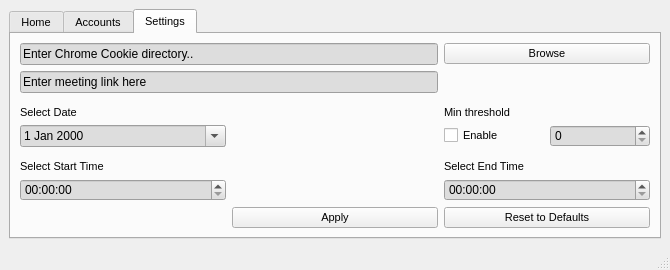
Old version of the form gui.ui in the repository jaysonruz/LazyMeet.
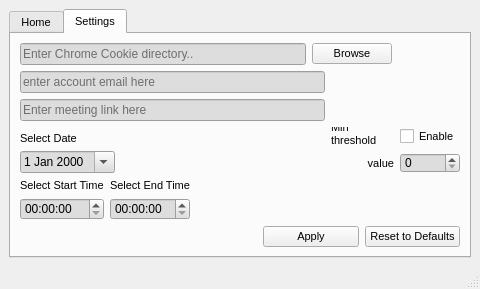
New version of the form. The open tabs and pages were chosen to show the change.

Commit message: completed the feature of switching accounts

The edit to the form file:
```diff
--- a/gui.ui
+++ b/gui.ui
@@ -6,8 +6,8 @@
    <rect>
     <x>0</x>
     <y>0</y>
-    <width>670</width>
-    <height>270</height>
+    <width>480</width>
+    <height>287</height>
    </rect>
   </property>
   <property name="windowTitle">
@@ -17,12 +17,18 @@
    <set>QMainWindow::AllowTabbedDocks|QMainWindow::AnimatedDocks</set>
   </property>
   <widget class="QWidget" name="centralwidget">
-   <layout class="QGridLayout" name="gridLayout_3">
-    <item row="0" column="1">
+   <layout class="QGridLayout" name="gridLayout_7">
+    <item row="1" column="0">
      <widget class="QTabWidget" name="tabWidget">
       <property name="enabled">
        <bool>true</bool>
       </property>
+      <property name="minimumSize">
+       <size>
+        <width>462</width>
+        <height>249</height>
+       </size>
+      </property>
       <property name="font">
        <font>
         <family>Segoe UI</family>
@@ -163,55 +169,6 @@
         </item>
        </layout>
       </widget>
-      <widget class="QWidget" name="tab_3">
-       <attribute name="title">
-        <string>Accounts</string>
-       </attribute>
-       <widget class="QWidget" name="">
-        <property name="geometry">
-         <rect>
-          <x>10</x>
-          <y>10</y>
-          <width>159</width>
-          <height>47</height>
-         </rect>
-        </property>
-        <layout class="QVBoxLayout" name="verticalLayout">
-         <item>
-          <layout class="QHBoxLayout" name="horizontalLayout_2">
-           <item>
-            <widget class="QLabel" name="label_5">
-             <property name="text">
-              <string>Switch accounts ?</string>
-             </property>
-            </widget>
-           </item>
-           <item>
-            <widget class="QRadioButton" name="radioButton">
-             <property name="text">
-              <string>enable</string>
-             </property>
-            </widget>
-           </item>
-          </layout>
-         </item>
-         <item>
-          <widget class="QLineEdit" name="lineEdit_account_email">
-           <property name="styleSheet">
-            <string notr="true">
-background-color: rgb(221, 221, 221);</string>
-           </property>
-           <property name="text">
-            <string/>
-           </property>
-           <property name="placeholderText">
-            <string>enter account email here</string>
-           </property>
-          </widget>
-         </item>
-        </layout>
-       </widget>
-      </widget>
       <widget class="QWidget" name="tab_2">
        <property name="styleSheet">
         <string notr="true"/>
@@ -219,57 +176,125 @@
        <attribute name="title">
         <string>Settings</string>
        </attribute>
-       <layout class="QGridLayout" name="gridLayout">
-        <item row="0" column="2">
-         <widget class="QPushButton" name="pushButton_Browse">
-          <property name="styleSheet">
-           <string notr="true"/>
-          </property>
-          <property name="text">
-           <string>Browse</string>
-          </property>
-         </widget>
-        </item>
-        <item row="2" column="0">
-         <widget class="QLabel" name="label">
-          <property name="text">
-           <string>Select Date</string>
-          </property>
-          <property name="alignment">
-           <set>Qt::AlignBottom|Qt::AlignLeading|Qt::AlignLeft</set>
-          </property>
-         </widget>
-        </item>
-        <item row="6" column="2">
-         <widget class="QPushButton" name="pushButton_Reset">
-          <property name="styleSheet">
-           <string notr="true"/>
-          </property>
-          <property name="text">
-           <string>Reset to Defaults</string>
-          </property>
-         </widget>
-        </item>
-        <item row="4" column="2">
-         <widget class="QLabel" name="label_3">
-          <property name="text">
-           <string>Select End Time</string>
-          </property>
-          <property name="alignment">
-           <set>Qt::AlignBottom|Qt::AlignLeading|Qt::AlignLeft</set>
-          </property>
-         </widget>
-        </item>
-        <item row="3" column="2">
+       <layout class="QGridLayout" name="gridLayout_3">
+        <item row="0" column="0" colspan="5">
          <layout class="QHBoxLayout" name="horizontalLayout">
           <item>
+           <widget class="QLineEdit" name="lineEdit_cookieDirectory">
+            <property name="autoFillBackground">
+             <bool>false</bool>
+            </property>
+            <property name="styleSheet">
+             <string notr="true">
+background-color: rgb(221, 221, 221);</string>
+            </property>
+            <property name="text">
+             <string/>
+            </property>
+            <property name="placeholderText">
+             <string>Enter Chrome Cookie directory..</string>
+            </property>
+           </widget>
+          </item>
+          <item>
+           <widget class="QPushButton" name="pushButton_Browse">
+            <property name="styleSheet">
+             <string notr="true"/>
+            </property>
+            <property name="text">
+             <string>Browse</string>
+            </property>
+           </widget>
+          </item>
+         </layout>
+        </item>
+        <item row="0" column="5" rowspan="3">
+         <spacer name="verticalSpacer">
+          <property name="orientation">
+           <enum>Qt::Vertical</enum>
+          </property>
+          <property name="sizeHint" stdset="0">
+           <size>
+            <width>20</width>
+            <height>75</height>
+           </size>
+          </property>
+         </spacer>
+        </item>
+        <item row="3" column="0">
+         <layout class="QGridLayout" name="gridLayout">
+          <item row="0" column="0">
+           <widget class="QLabel" name="label">
+            <property name="text">
+             <string>Select Date</string>
+            </property>
+            <property name="alignment">
+             <set>Qt::AlignBottom|Qt::AlignLeading|Qt::AlignLeft</set>
+            </property>
+           </widget>
+          </item>
+          <item row="1" column="0">
+           <widget class="QDateEdit" name="dateEdit">
+            <property name="styleSheet">
+             <string notr="true">
+background-color: rgb(221, 221, 221);</string>
+            </property>
+            <property name="calendarPopup">
+             <bool>true</bool>
+            </property>
+           </widget>
+          </item>
+         </layout>
+        </item>
+        <item row="3" column="1" colspan="3">
+         <spacer name="horizontalSpacer">
+          <property name="orientation">
+           <enum>Qt::Horizontal</enum>
+          </property>
+          <property name="sizeHint" stdset="0">
+           <size>
+            <width>201</width>
+            <height>38</height>
+           </size>
+          </property>
+         </spacer>
+        </item>
+        <item row="3" column="4" colspan="2">
+         <layout class="QGridLayout" name="gridLayout_5">
+          <item row="0" column="0">
+           <widget class="QLabel" name="label_minThreshold">
+            <property name="text">
+             <string>Min threshold</string>
+            </property>
+            <property name="alignment">
+             <set>Qt::AlignBottom|Qt::AlignLeading|Qt::AlignLeft</set>
+            </property>
+            <property name="wordWrap">
+             <bool>true</bool>
+            </property>
+           </widget>
+          </item>
+          <item row="0" column="1">
            <widget class="QCheckBox" name="checkBox1">
             <property name="text">
              <string>Enable</string>
             </property>
            </widget>
           </item>
-          <item>
+          <item row="1" column="0">
+           <widget class="QLabel" name="label_minThreshold_2">
+            <property name="text">
+             <string>value</string>
+            </property>
+            <property name="alignment">
+             <set>Qt::AlignRight|Qt::AlignTrailing|Qt::AlignVCenter</set>
+            </property>
+            <property name="wordWrap">
+             <bool>true</bool>
+            </property>
+           </widget>
+          </item>
+          <item row="1" column="1">
            <widget class="QSpinBox" name="spinBox1">
             <property name="styleSheet">
              <string notr="true">
@@ -279,91 +304,111 @@
           </item>
          </layout>
         </item>
-        <item row="4" column="0">
-         <widget class="QLabel" name="label_2">
-          <property name="text">
-           <string>Select Start Time</string>
+        <item row="4" column="0" colspan="2">
+         <layout class="QGridLayout" name="gridLayout_4">
+          <item row="0" column="0">
+           <widget class="QLabel" name="label_2">
+            <property name="text">
+             <string>Select Start Time</string>
+            </property>
+            <property name="alignment">
+             <set>Qt::AlignBottom|Qt::AlignLeading|Qt::AlignLeft</set>
+            </property>
+           </widget>
+          </item>
+          <item row="0" column="1">
+           <widget class="QLabel" name="label_3">
+            <property name="text">
+             <string>Select End Time</string>
+            </property>
+            <property name="alignment">
+             <set>Qt::AlignBottom|Qt::AlignLeading|Qt::AlignLeft</set>
+            </property>
+           </widget>
+          </item>
+          <item row="1" column="0">
+           <widget class="QTimeEdit" name="timeEdit_Start">
+            <property name="styleSheet">
+             <string notr="true">
+background-color: rgb(221, 221, 221);</string>
+            </property>
+           </widget>
+          </item>
+          <item row="1" column="1">
+           <widget class="QTimeEdit" name="timeEdit_End">
+            <property name="styleSheet">
+             <string notr="true">
+background-color: rgb(221, 221, 221);</string>
+            </property>
+           </widget>
+          </item>
+         </layout>
+        </item>
+        <item row="4" column="2" colspan="4">
+         <spacer name="horizontalSpacer_2">
+          <property name="orientation">
+           <enum>Qt::Horizontal</enum>
           </property>
-          <property name="alignment">
-           <set>Qt::AlignBottom|Qt::AlignLeading|Qt::AlignLeft</set>
+          <property name="sizeHint" stdset="0">
+           <size>
+            <width>257</width>
+            <height>38</height>
+           </size>
           </property>
-         </widget>
+         </spacer>
         </item>
-        <item row="6" column="1">
-         <widget class="QPushButton" name="pushButton_Apply">
+        <item row="5" column="3" colspan="3">
+         <layout class="QGridLayout" name="gridLayout_6">
+          <item row="0" column="0">
+           <widget class="QPushButton" name="pushButton_Apply">
+            <property name="styleSheet">
+             <string notr="true"/>
+            </property>
+            <property name="text">
+             <string>Apply</string>
+            </property>
+           </widget>
+          </item>
+          <item row="0" column="1">
+           <widget class="QPushButton" name="pushButton_Reset">
+            <property name="styleSheet">
+             <string notr="true"/>
+            </property>
+            <property name="text">
+             <string>Reset to Defaults</string>
+            </property>
+           </widget>
+          </item>
+         </layout>
+        </item>
+        <item row="1" column="0" colspan="4">
+         <widget class="QLineEdit" name="lineEdit_account_email">
           <property name="styleSheet">
-           <string notr="true"/>
+           <string notr="true">
+background-color: rgb(221, 221, 221);</string>
           </property>
           <property name="text">
-           <string>Apply</string>
+           <string/>
+          </property>
+          <property name="placeholderText">
+           <string>enter account email here</string>
           </property>
          </widget>
         </item>
-        <item row="1" column="0" colspan="2">
+        <item row="2" column="0" colspan="4">
          <widget class="QLineEdit" name="lineEdit_meetingLink">
           <property name="styleSheet">
            <string notr="true">
 background-color: rgb(221, 221, 221);</string>
           </property>
           <property name="text">
+           <string/>
+          </property>
+          <property name="placeholderText">
            <string>Enter meeting link here</string>
           </property>
          </widget>
         </item>
-        <item row="3" column="0">
-         <widget class="QDateEdit" name="dateEdit">
-          <property name="styleSheet">
-           <string notr="true">
-background-color: rgb(221, 221, 221);</string>
-          </property>
-          <property name="calendarPopup">
-           <bool>true</bool>
-          </property>
-         </widget>
-        </item>
-        <item row="5" column="0">
-         <widget class="QTimeEdit" name="timeEdit_Start">
-          <property name="styleSheet">
-           <string notr="true">
-background-color: rgb(221, 221, 221);</string>
-          </property>
-         </widget>
-        </item>
-        <item row="0" column="0" colspan="2">
-         <widget class="QLineEdit" name="lineEdit_cookieDirectory">
-          <property name="autoFillBackground">
-           <bool>false</bool>
-          </property>
-          <property name="styleSheet">
-           <string notr="true">
-background-color: rgb(221, 221, 221);</string>
-          </property>
-          <property name="text">
-           <string>Enter Chrome Cookie directory..</string>
-          </property>
-         </widget>
-        </item>
-        <item row="5" column="2">
-         <widget class="QTimeEdit" name="timeEdit_End">
-          <property name="styleSheet">
-           <string notr="true">
-background-color: rgb(221, 221, 221);</string>
-          </property>
-         </widget>
-        </item>
-        <item row="2" column="2">
-         <widget class="QLabel" name="label_minThreshold">
-          <property name="text">
-           <string>Min threshold</string>
-          </property>
-          <property name="alignment">
-           <set>Qt::AlignBottom|Qt::AlignLeading|Qt::AlignLeft</set>
-          </property>
-          <property name="wordWrap">
-           <bool>true</bool>
-          </property>
-         </widget>
-        </item>
        </layout>
       </widget>
      </widget>
```
Left out of the diff: 2 changed lines with no effect on the pictures. The commit also changes 3 other files.
